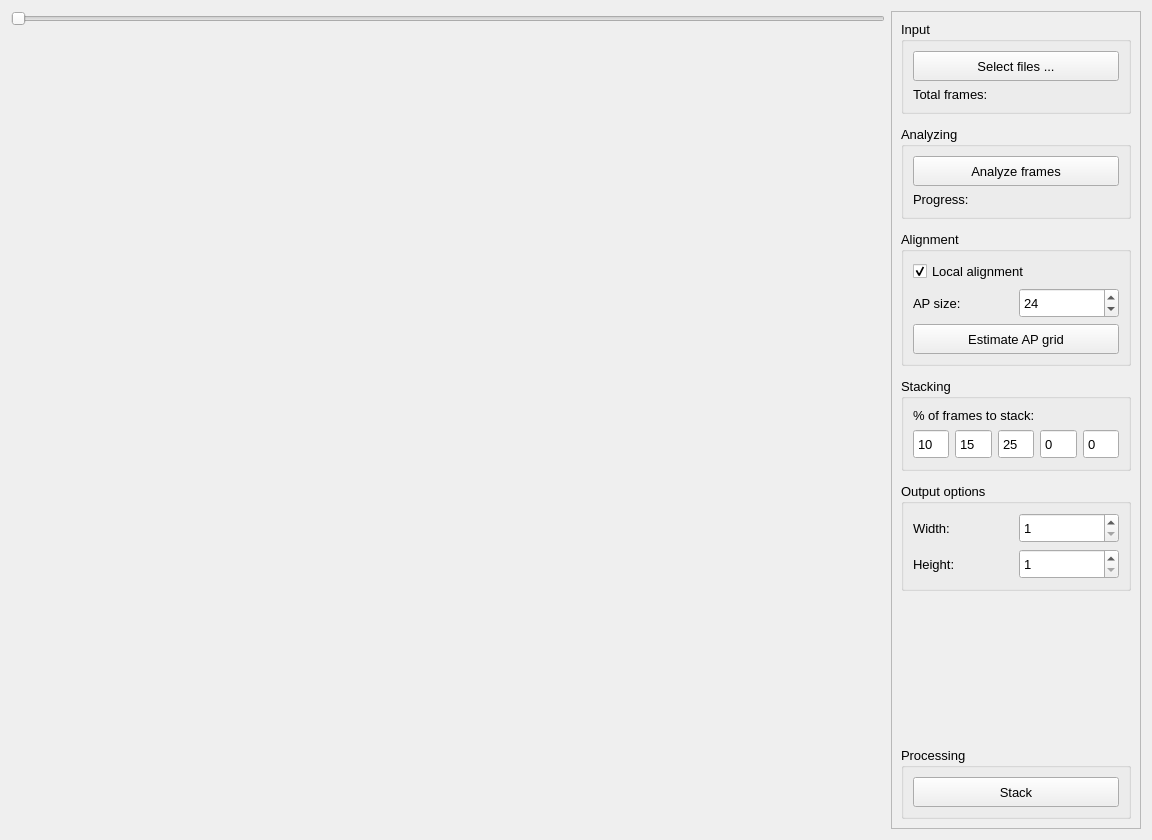
Qt form source/pages/stackpage/stackpage.ui (aiphae/proxima) before a commit.
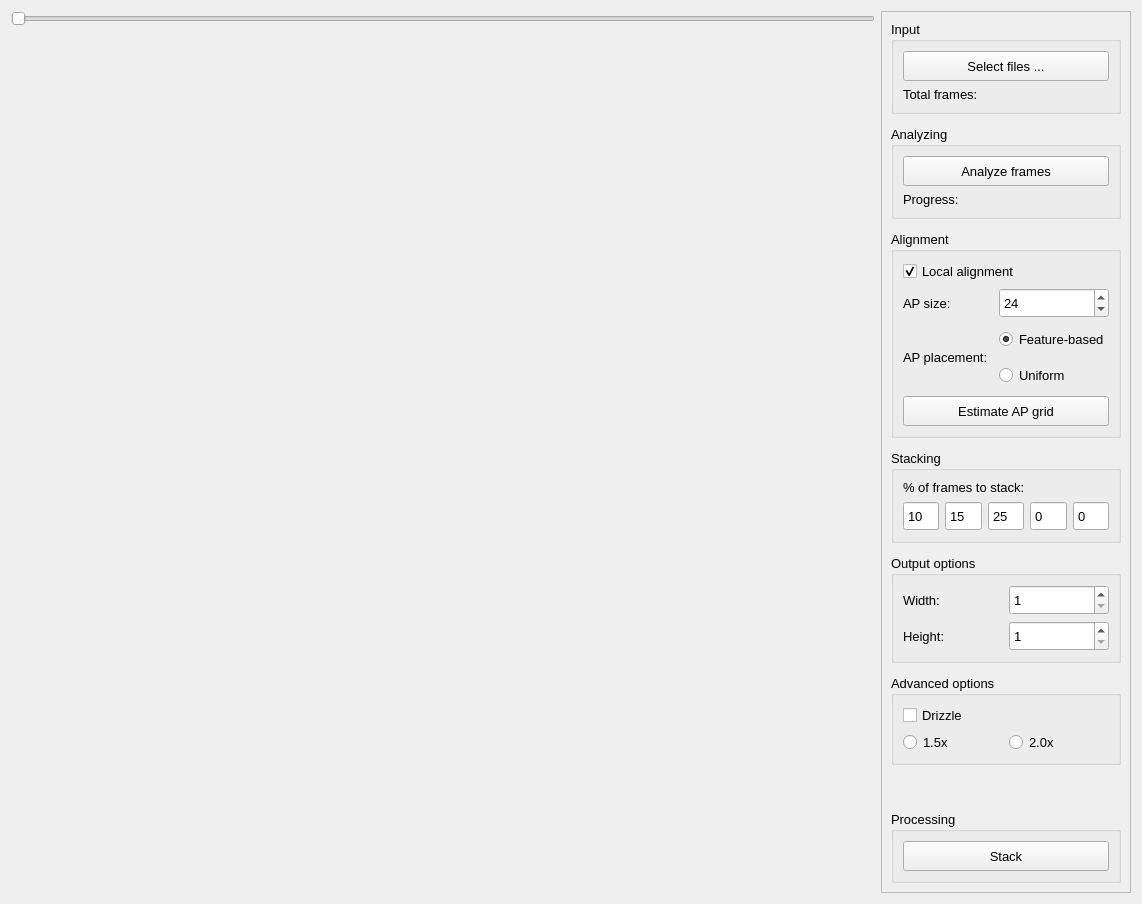
The same form after that commit.

Diff of the .ui file:
```diff
--- a/source/pages/stackpage/stackpage.ui
+++ b/source/pages/stackpage/stackpage.ui
@@ -6,8 +6,8 @@
    <rect>
     <x>0</x>
     <y>0</y>
-    <width>1152</width>
-    <height>840</height>
+    <width>1142</width>
+    <height>904</height>
    </rect>
   </property>
   <property name="font">
@@ -121,33 +121,7 @@
          <bool>true</bool>
         </property>
         <layout class="QGridLayout" name="gridLayout_6">
-         <item row="1" column="1">
-          <widget class="QSpinBox" name="apSixeSpinBox">
-           <property name="minimumSize">
-            <size>
-             <width>0</width>
-             <height>30</height>
-            </size>
-           </property>
-           <property name="minimum">
-            <number>1</number>
-           </property>
-           <property name="maximum">
-            <number>500</number>
-           </property>
-           <property name="value">
-            <number>24</number>
-           </property>
-          </widget>
-         </item>
-         <item row="1" column="0">
-          <widget class="QLabel" name="apSizeLabel">
-           <property name="text">
-            <string>AP size:</string>
-           </property>
-          </widget>
-         </item>
-         <item row="2" column="0" colspan="2">
+         <item row="6" column="0" colspan="2">
           <widget class="QPushButton" name="estimateAPGridPushButton">
            <property name="minimumSize">
             <size>
@@ -160,6 +134,22 @@
            </property>
           </widget>
          </item>
+         <item row="2" column="1">
+          <widget class="QRadioButton" name="featureBasedApPlacement">
+           <property name="minimumSize">
+            <size>
+             <width>0</width>
+             <height>30</height>
+            </size>
+           </property>
+           <property name="text">
+            <string>Feature-based</string>
+           </property>
+           <property name="checked">
+            <bool>true</bool>
+           </property>
+          </widget>
+         </item>
          <item row="0" column="0" colspan="2">
           <widget class="QCheckBox" name="localAlignmentCheckBox">
            <property name="text">
@@ -170,6 +160,55 @@
            </property>
           </widget>
          </item>
+         <item row="2" column="0" rowspan="2">
+          <widget class="QLabel" name="apPlacementLabel">
+           <property name="text">
+            <string>AP placement:</string>
+           </property>
+          </widget>
+         </item>
+         <item row="1" column="0">
+          <widget class="QLabel" name="apSizeLabel">
+           <property name="text">
+            <string>AP size:</string>
+           </property>
+          </widget>
+         </item>
+         <item row="3" column="1">
+          <widget class="QRadioButton" name="uniformBasedApPlacement">
+           <property name="minimumSize">
+            <size>
+             <width>0</width>
+             <height>30</height>
+            </size>
+           </property>
+           <property name="text">
+            <string>Uniform</string>
+           </property>
+           <property name="checked">
+            <bool>false</bool>
+           </property>
+          </widget>
+         </item>
+         <item row="1" column="1">
+          <widget class="QSpinBox" name="apSixeSpinBox">
+           <property name="minimumSize">
+            <size>
+             <width>0</width>
+             <height>30</height>
+            </size>
+           </property>
+           <property name="minimum">
+            <number>1</number>
+           </property>
+           <property name="maximum">
+            <number>500</number>
+           </property>
+           <property name="value">
+            <number>24</number>
+           </property>
+          </widget>
+         </item>
         </layout>
        </widget>
       </item>
@@ -385,6 +424,39 @@
         </property>
        </spacer>
       </item>
+      <item row="6" column="0">
+       <widget class="QGroupBox" name="groupBox">
+        <property name="title">
+         <string>Advanced options</string>
+        </property>
+        <property name="flat">
+         <bool>true</bool>
+        </property>
+        <layout class="QGridLayout" name="gridLayout_9">
+         <item row="1" column="0">
+          <widget class="QRadioButton" name="radioButton_3">
+           <property name="text">
+            <string>1.5x</string>
+           </property>
+          </widget>
+         </item>
+         <item row="1" column="1">
+          <widget class="QRadioButton" name="radioButton_4">
+           <property name="text">
+            <string>2.0x</string>
+           </property>
+          </widget>
+         </item>
+         <item row="0" column="0" colspan="2">
+          <widget class="QCheckBox" name="checkBox">
+           <property name="text">
+            <string>Drizzle</string>
+           </property>
+          </widget>
+         </item>
+        </layout>
+       </widget>
+      </item>
      </layout>
     </widget>
    </item>
```
Left out of the diff: 182 changed lines with no effect on the pictures.
